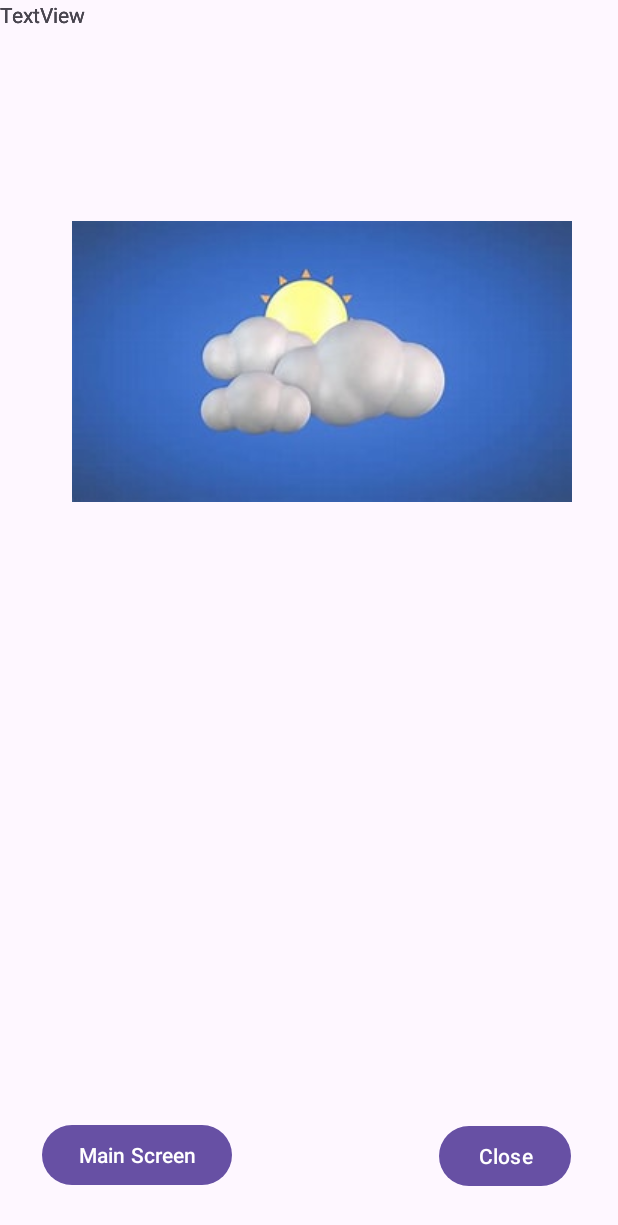
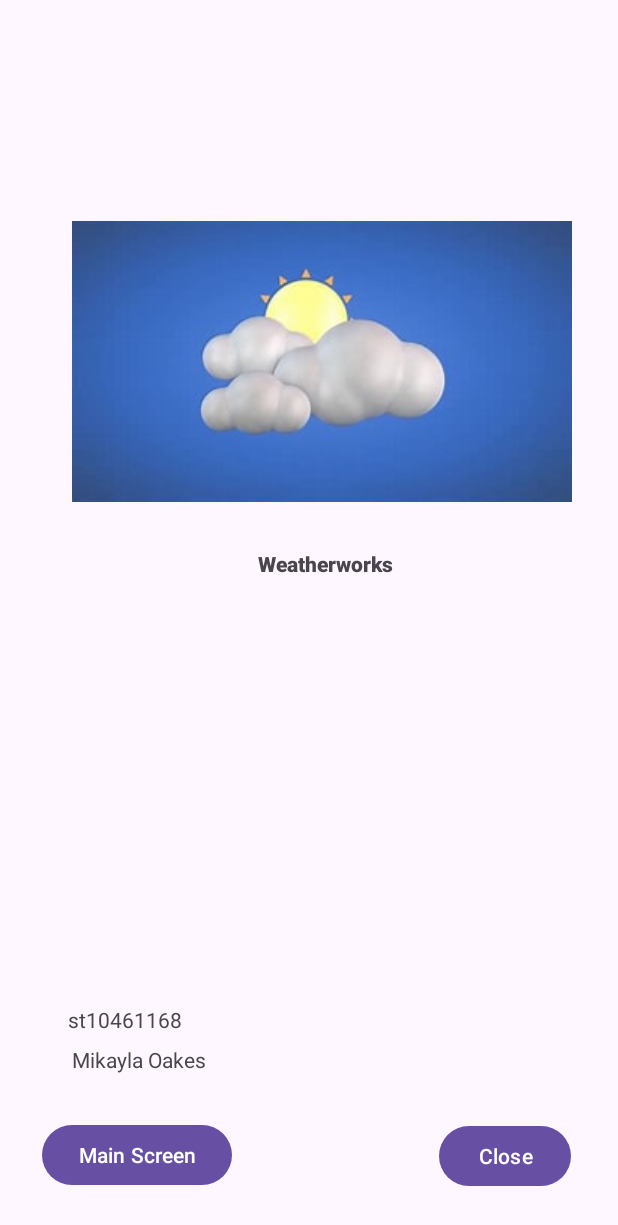
Before and after one commit to mikaylaaoakes/MyWeatherApplication, an Android app: the layout activity_splash.xml on its own in the app's theme, with its tools: preview values and no code run, on a phone screen of 412 x 824 dp. Shown: the top 1225 px of the screen. Run offline under Robolectric (Android 15) with nearby library versions, the phone set to English and light mode, and no system bars.

Commit message:
added app name, student number and name in TextView

```diff
--- a/app/src/main/res/layout/activity_splash.xml
+++ b/app/src/main/res/layout/activity_splash.xml
@@ -18,12 +18,16 @@
         app:srcCompat="@drawable/logo2" />
 
     <TextView
-        android:id="@+id/textView"
+        android:id="@+id/appNameTextView"
         android:layout_width="330dp"
         android:layout_height="28dp"
-        android:text="TextView"
-        tools:layout_editor_absoluteX="52dp"
-        tools:layout_editor_absoluteY="365dp" />
+        android:layout_marginStart="52dp"
+        android:layout_marginTop="31dp"
+        android:fontFamily="sans-serif-black"
+        android:text="Weatherworks"
+        android:textAlignment="center"
+        app:layout_constraintStart_toStartOf="parent"
+        app:layout_constraintTop_toBottomOf="@+id/imageView" />
 
     <Button
         android:id="@+id/mainButton"
@@ -49,15 +53,19 @@
         android:id="@+id/textView2"
         android:layout_width="wrap_content"
         android:layout_height="wrap_content"
-        android:text="TextView"
-        tools:layout_editor_absoluteX="45dp"
-        tools:layout_editor_absoluteY="578dp" />
+        android:layout_marginStart="45dp"
+        android:layout_marginBottom="7dp"
+        android:text="st10461168"
+        app:layout_constraintBottom_toTopOf="@+id/textView3"
+        app:layout_constraintStart_toStartOf="parent" />
 
     <TextView
         android:id="@+id/textView3"
         android:layout_width="wrap_content"
         android:layout_height="wrap_content"
-        android:text="TextView"
-        tools:layout_editor_absoluteX="48dp"
-        tools:layout_editor_absoluteY="604dp" />
+        android:layout_marginStart="48dp"
+        android:layout_marginBottom="30dp"
+        android:text="Mikayla Oakes"
+        app:layout_constraintBottom_toTopOf="@+id/mainButton"
+        app:layout_constraintStart_toStartOf="parent" />
 </androidx.constraintlayout.widget.ConstraintLayout>
```
